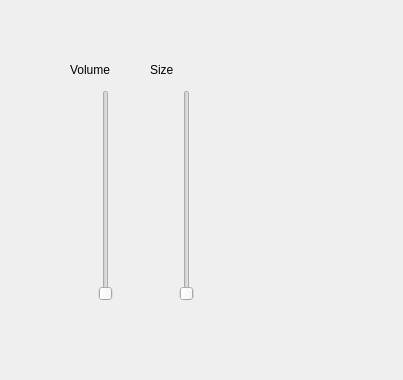
First picture: the form in Universal-Audio-Visualizer/Sources/slider.ui, repository lbrooney/Universal-Audio-Visualizer, before the edit.
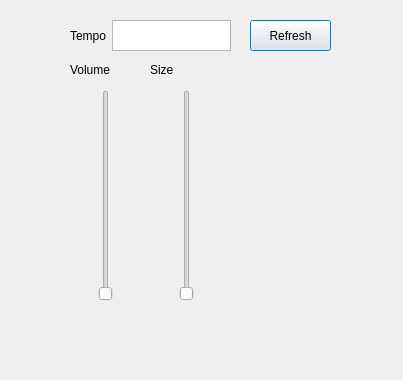
Second picture: the form after the edit.

Commit message: Slider page displays tempo

```diff
--- a/Universal-Audio-Visualizer/Sources/slider.ui
+++ b/Universal-Audio-Visualizer/Sources/slider.ui
@@ -77,6 +77,41 @@
     <string>Size</string>
    </property>
   </widget>
+  <widget class="QPushButton" name="pushButton">
+   <property name="geometry">
+    <rect>
+     <x>250</x>
+     <y>20</y>
+     <width>81</width>
+     <height>31</height>
+    </rect>
+   </property>
+   <property name="text">
+    <string>Refresh</string>
+   </property>
+  </widget>
+  <widget class="QWidget" name="">
+   <property name="geometry">
+    <rect>
+     <x>70</x>
+     <y>20</y>
+     <width>161</width>
+     <height>31</height>
+    </rect>
+   </property>
+   <layout class="QHBoxLayout" name="horizontalLayout_3">
+    <item>
+     <widget class="QLabel" name="label_3">
+      <property name="text">
+       <string>Tempo</string>
+      </property>
+     </widget>
+    </item>
+    <item>
+     <widget class="QTextBrowser" name="textBrowser"/>
+    </item>
+   </layout>
+  </widget>
  </widget>
  <resources/>
  <connections/>
```
The commit also changes 3 other files.
